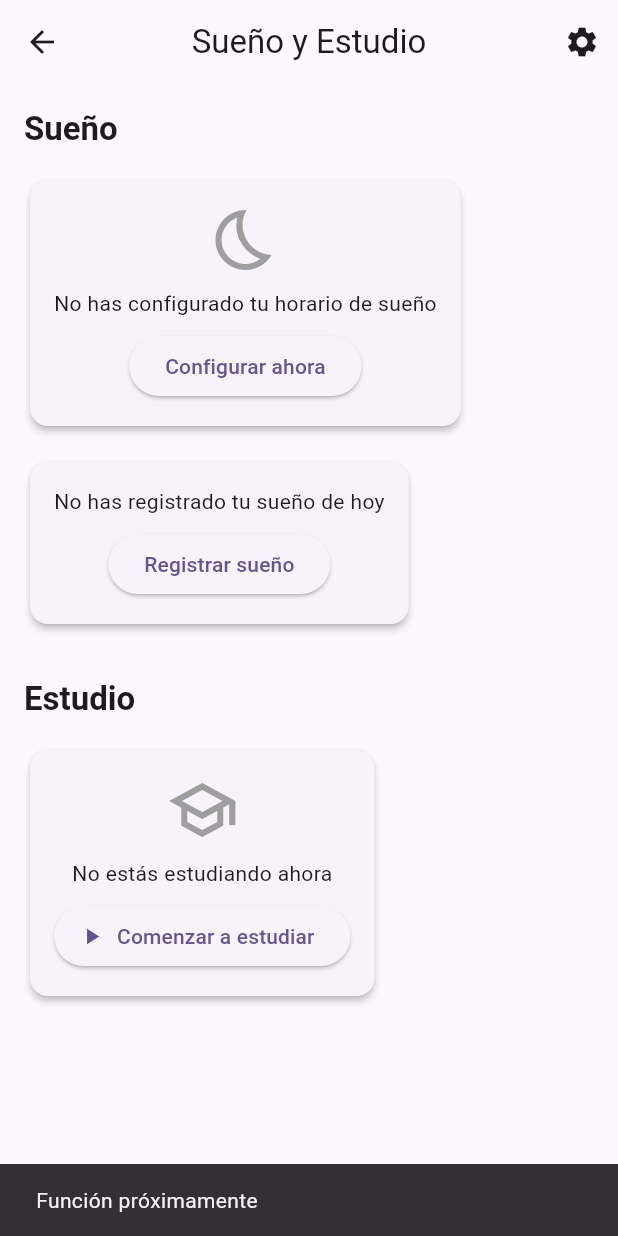
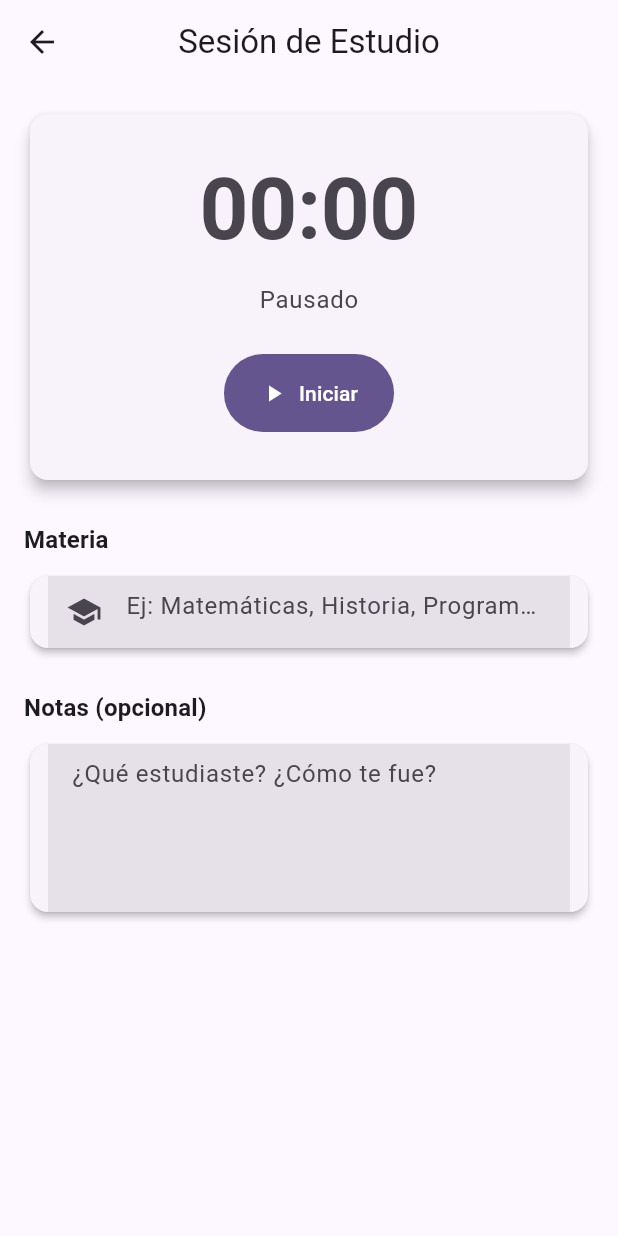
Before and after one commit to Doddieko67/app_watch, a Flutter app: the SleepStudyHomeScreen screen opened directly, after a tap on "Comenzar a estudiar", on a phone screen of 412 x 824 dp. Run offline on Flutter 3.47's test engine with Material 3 defaults, Android fonts, the phone set to English and light mode, and no system bars; our stand-ins replace drift, file_picker, flutter_local_notifications, flutter_riverpod, flutter_secure_storage, freezed_annotation and 6 more; accounts and stored records are empty; generated files the repository leaves out were written again.

Commit message:
feat: implement study session screen with timer (Phase 6.5c)
- Create StudySessionScreen with chronometer functionality
- Implement play/pause/reset timer controls
- Add subject and notes input fields
- Integrate with LogStudySession use case (createComplete)
- Add navigation from SleepStudyHomeScreen (start and resume)
- Timer displays HH:MM:SS or MM:SS format
- Minimum session duration validation (60 seconds)
- Finish session dialog with time confirmation
- Invalidate providers after session completion

🤖 Generated with [Claude Code](https://claude.com/claude-code)

Co-Authored-By: Claude <noreply@anthropic.com>

```diff
--- a/lib/features/sleep_study/presentation/screens/sleep_study_home_screen.dart
+++ b/lib/features/sleep_study/presentation/screens/sleep_study_home_screen.dart
@@ -3,7 +3,7 @@ import 'package:flutter_riverpod/flutter_riverpod.dart';
 import '../providers/sleep_study_providers.dart';
 import 'sleep_config_screen.dart';
 import 'log_sleep_record_screen.dart';
-// import 'study_session_screen.dart'; // TODO: Crear esta pantalla
+import 'study_session_screen.dart';
 
 /// Pantalla principal de Sueño y Estudio
 class SleepStudyHomeScreen extends ConsumerWidget {
@@ -243,11 +243,11 @@ class SleepStudyHomeScreen extends ConsumerWidget {
                             const SizedBox(height: 8),
                             ElevatedButton(
                               onPressed: () {
-                                // Aquí iría la lógica para finalizar estudio
-                                ScaffoldMessenger.of(context).showSnackBar(
-                                  const SnackBar(
-                                    content:
-                                        Text('Función próximamente'),
+                                Navigator.of(context).push(
+                                  MaterialPageRoute(
+                                    builder: (_) => StudySessionScreen(
+                                      existingSessionId: session.id,
+                                    ),
                                   ),
                                 );
                               },
@@ -274,10 +274,9 @@ class SleepStudyHomeScreen extends ConsumerWidget {
                           const SizedBox(height: 8),
                           ElevatedButton.icon(
                             onPressed: () {
-                              // Aquí iría la lógica para iniciar sesión de estudio
-                              ScaffoldMessenger.of(context).showSnackBar(
-                                const SnackBar(
-                                  content: Text('Función próximamente'),
+                              Navigator.of(context).push(
+                                MaterialPageRoute(
+                                  builder: (_) => const StudySessionScreen(),
                                 ),
                               );
                             },
--- /dev/null
+++ b/lib/features/sleep_study/presentation/screens/study_session_screen.dart
@@ -0,0 +1,349 @@
+import 'dart:async';
+import 'package:flutter/material.dart';
+import 'package:flutter_riverpod/flutter_riverpod.dart';
+
+import '../providers/sleep_study_providers.dart';
+
+class StudySessionScreen extends ConsumerStatefulWidget {
+  final int? existingSessionId;
+
+  const StudySessionScreen({
+    super.key,
+    this.existingSessionId,
+  });
+
+  @override
+  ConsumerState<StudySessionScreen> createState() => _StudySessionScreenState();
+}
+
+class _StudySessionScreenState extends ConsumerState<StudySessionScreen> {
+  Timer? _timer;
+  int _elapsedSeconds = 0;
+  bool _isRunning = false;
+
+  final _subjectController = TextEditingController();
+  final _notesController = TextEditingController();
+
+  DateTime? _startTime;
+
+  @override
+  void initState() {
+    super.initState();
+    if (widget.existingSessionId != null) {
+      // Si hay una sesión existente, cargar sus datos
+      _loadExistingSession();
+    }
+  }
+
+  void _loadExistingSession() async {
+    final activeSession = await ref.read(activeStudySessionProvider.future);
+    if (activeSession != null && mounted) {
+      setState(() {
+        _startTime = activeSession.startTime;
+        _elapsedSeconds = DateTime.now().difference(activeSession.startTime).inSeconds;
+        _subjectController.text = activeSession.subject ?? '';
+        _notesController.text = activeSession.notes ?? '';
+        _startTimer();
+      });
+    }
+  }
+
+  @override
+  void dispose() {
+    _timer?.cancel();
+    _subjectController.dispose();
+    _notesController.dispose();
+    super.dispose();
+  }
+
+  void _startTimer() {
+    _startTime ??= DateTime.now();
+    _isRunning = true;
+    _timer = Timer.periodic(const Duration(seconds: 1), (timer) {
+      if (mounted) {
+        setState(() {
+          _elapsedSeconds++;
+        });
+      }
+    });
+  }
+
+  void _pauseTimer() {
+    setState(() {
+      _isRunning = false;
+      _timer?.cancel();
+    });
+  }
+
+  void _resetTimer() {
+    setState(() {
+      _isRunning = false;
+      _timer?.cancel();
+      _elapsedSeconds = 0;
+      _startTime = null;
+    });
+  }
+
+  String _formatDuration(int seconds) {
+    final hours = seconds ~/ 3600;
+    final minutes = (seconds % 3600) ~/ 60;
+    final secs = seconds % 60;
+
+    if (hours > 0) {
+      return '${hours.toString().padLeft(2, '0')}:${minutes.toString().padLeft(2, '0')}:${secs.toString().padLeft(2, '0')}';
+    } else {
+      return '${minutes.toString().padLeft(2, '0')}:${secs.toString().padLeft(2, '0')}';
+    }
+  }
+
+  @override
+  Widget build(BuildContext context) {
+    return Scaffold(
+      appBar: AppBar(
+        title: const Text('Sesión de Estudio'),
+        actions: [
+          if (_isRunning || _elapsedSeconds > 0)
+            IconButton(
+              icon: const Icon(Icons.stop),
+              onPressed: () => _showFinishDialog(),
+              tooltip: 'Terminar sesión',
+            ),
+        ],
+      ),
+      body: ListView(
+        padding: const EdgeInsets.all(16),
+        children: [
+          // Cronómetro visual
+          Card(
+            elevation: 4,
+            child: Padding(
+              padding: const EdgeInsets.all(32),
+              child: Column(
+                children: [
+                  Text(
+                    _formatDuration(_elapsedSeconds),
+                    style: Theme.of(context).textTheme.displayLarge?.copyWith(
+                          fontWeight: FontWeight.bold,
+                          color: _isRunning
+                              ? Theme.of(context).colorScheme.primary
+                              : Theme.of(context).colorScheme.onSurfaceVariant,
+                        ),
+                  ),
+                  const SizedBox(height: 16),
+                  Text(
+                    _isRunning ? 'En progreso...' : 'Pausado',
+                    style: Theme.of(context).textTheme.bodyLarge?.copyWith(
+                          color: Theme.of(context).colorScheme.onSurfaceVariant,
+                        ),
+                  ),
+                  const SizedBox(height: 24),
+
+                  // Botones de control
+                  Row(
+                    mainAxisAlignment: MainAxisAlignment.center,
+                    children: [
+                      if (!_isRunning)
+                        FilledButton.icon(
+                          onPressed: _startTimer,
+                          icon: const Icon(Icons.play_arrow),
+                          label: Text(_startTime == null ? 'Iniciar' : 'Continuar'),
+                          style: FilledButton.styleFrom(
+                            padding: const EdgeInsets.symmetric(
+                              horizontal: 24,
+                              vertical: 16,
+                            ),
+                          ),
+                        )
+                      else
+                        FilledButton.tonalIcon(
+                          onPressed: _pauseTimer,
+                          icon: const Icon(Icons.pause),
+                          label: const Text('Pausar'),
+                          style: FilledButton.styleFrom(
+                            padding: const EdgeInsets.symmetric(
+                              horizontal: 24,
+                              vertical: 16,
+                            ),
+                          ),
+                        ),
+                      if (_elapsedSeconds > 0) ...[
+                        const SizedBox(width: 16),
+                        OutlinedButton.icon(
+                          onPressed: () => _showResetDialog(),
+                          icon: const Icon(Icons.refresh),
+                          label: const Text('Reiniciar'),
+                        ),
+                      ],
+                    ],
+                  ),
+                ],
+              ),
+            ),
+          ),
+          const SizedBox(height: 24),
+
+          // Materia
+          Text(
+            'Materia',
+            style: Theme.of(context).textTheme.titleMedium?.copyWith(
+                  fontWeight: FontWeight.bold,
+                ),
+          ),
+          const SizedBox(height: 8),
+          Card(
+            child: Padding(
+              padding: const EdgeInsets.symmetric(horizontal: 12),
+              child: TextField(
+                controller: _subjectController,
+                decoration: const InputDecoration(
+                  hintText: 'Ej: Matemáticas, Historia, Programación',
+                  border: InputBorder.none,
+                  prefixIcon: Icon(Icons.school),
+                ),
+              ),
+            ),
+          ),
+          const SizedBox(height: 24),
+
+          // Notas
+          Text(
+            'Notas (opcional)',
+            style: Theme.of(context).textTheme.titleMedium?.copyWith(
+                  fontWeight: FontWeight.bold,
+                ),
+          ),
+          const SizedBox(height: 8),
+          Card(
+            child: Padding(
+              padding: const EdgeInsets.symmetric(horizontal: 12),
+              child: TextField(
+                controller: _notesController,
+                maxLines: 4,
+                decoration: const InputDecoration(
+                  hintText: '¿Qué estudiaste? ¿Cómo te fue?',
+                  border: InputBorder.none,
+                ),
+              ),
+            ),
+          ),
+          const SizedBox(height: 32),
+
+          // Botón terminar sesión
+          if (_elapsedSeconds > 0)
+            FilledButton.icon(
+              onPressed: _showFinishDialog,
+              icon: const Icon(Icons.check),
+              label: const Text('Terminar Sesión'),
+              style: FilledButton.styleFrom(
+                padding: const EdgeInsets.all(16),
+                backgroundColor: Colors.green,
+              ),
+            ),
+        ],
+      ),
+    );
+  }
+
+  Future<void> _showResetDialog() async {
+    final confirm = await showDialog<bool>(
+      context: context,
+      builder: (context) => AlertDialog(
+        title: const Text('Reiniciar Cronómetro'),
+        content: const Text('¿Estás seguro? Se perderá el tiempo actual.'),
+        actions: [
+          TextButton(
+            onPressed: () => Navigator.pop(context, false),
+            child: const Text('Cancelar'),
+          ),
+          FilledButton(
+            onPressed: () => Navigator.pop(context, true),
+            child: const Text('Reiniciar'),
+          ),
+        ],
+      ),
+    );
+
+    if (confirm == true) {
+      _resetTimer();
+    }
+  }
+
+  Future<void> _showFinishDialog() async {
+    if (_elapsedSeconds < 60) {
+      ScaffoldMessenger.of(context).showSnackBar(
+        const SnackBar(
+          content: Text('La sesión debe durar al menos 1 minuto'),
+          backgroundColor: Colors.orange,
+        ),
+      );
+      return;
+    }
+
+    final confirm = await showDialog<bool>(
+      context: context,
+      builder: (context) => AlertDialog(
+        title: const Text('Terminar Sesión'),
+        content: Text(
+          'Tiempo total: ${_formatDuration(_elapsedSeconds)}\n\n'
+          '¿Guardar esta sesión de estudio?',
+        ),
+        actions: [
+          TextButton(
+            onPressed: () => Navigator.pop(context, false),
+            child: const Text('Cancelar'),
+          ),
+          FilledButton(
+            onPressed: () => Navigator.pop(context, true),
+            child: const Text('Guardar'),
+          ),
+        ],
+      ),
+    );
+
+    if (confirm == true && mounted) {
+      await _finishSession();
+    }
+  }
+
+  Future<void> _finishSession() async {
+    if (_startTime == null) return;
+
+    try {
+      final logStudySession = ref.read(logStudySessionProvider);
+
+      final endTime = DateTime.now();
+      await logStudySession.createComplete(
+        date: _startTime!,
+        startTime: _startTime!,
+        endTime: endTime,
+        subject: _subjectController.text.isNotEmpty ? _subjectController.text : null,
+        notes: _notesController.text.isNotEmpty ? _notesController.text : null,
+      );
+
+      // Invalidar providers
+      ref.invalidate(activeStudySessionProvider);
+      ref.invalidate(todayStudySessionsProvider);
+      ref.invalidate(weeklyStudySessionsProvider);
+      ref.invalidate(weeklyStudyStatsProvider);
+
+      if (mounted) {
+        Navigator.pop(context);
+        ScaffoldMessenger.of(context).showSnackBar(
+          SnackBar(
+            content: Text('Sesión guardada: ${_formatDuration(_elapsedSeconds)}'),
+            backgroundColor: Colors.green,
+          ),
+        );
+      }
+    } catch (e) {
+      if (mounted) {
+        ScaffoldMessenger.of(context).showSnackBar(
+          SnackBar(
+            content: Text('Error: $e'),
+            backgroundColor: Colors.red,
+          ),
+        );
+      }
+    }
+  }
+}
```
